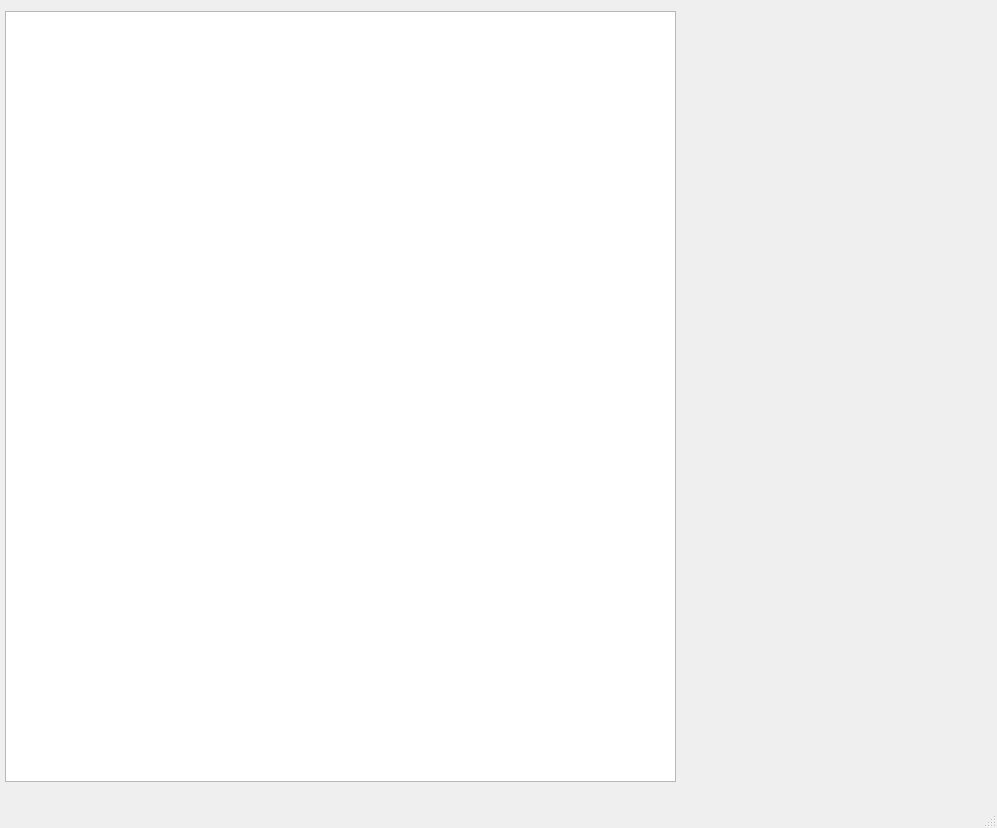
Before: the Qt Designer form lab_03/lab_03_qt/mainwindow.ui in SINdeletE/OOP, drawn with Qt 5.
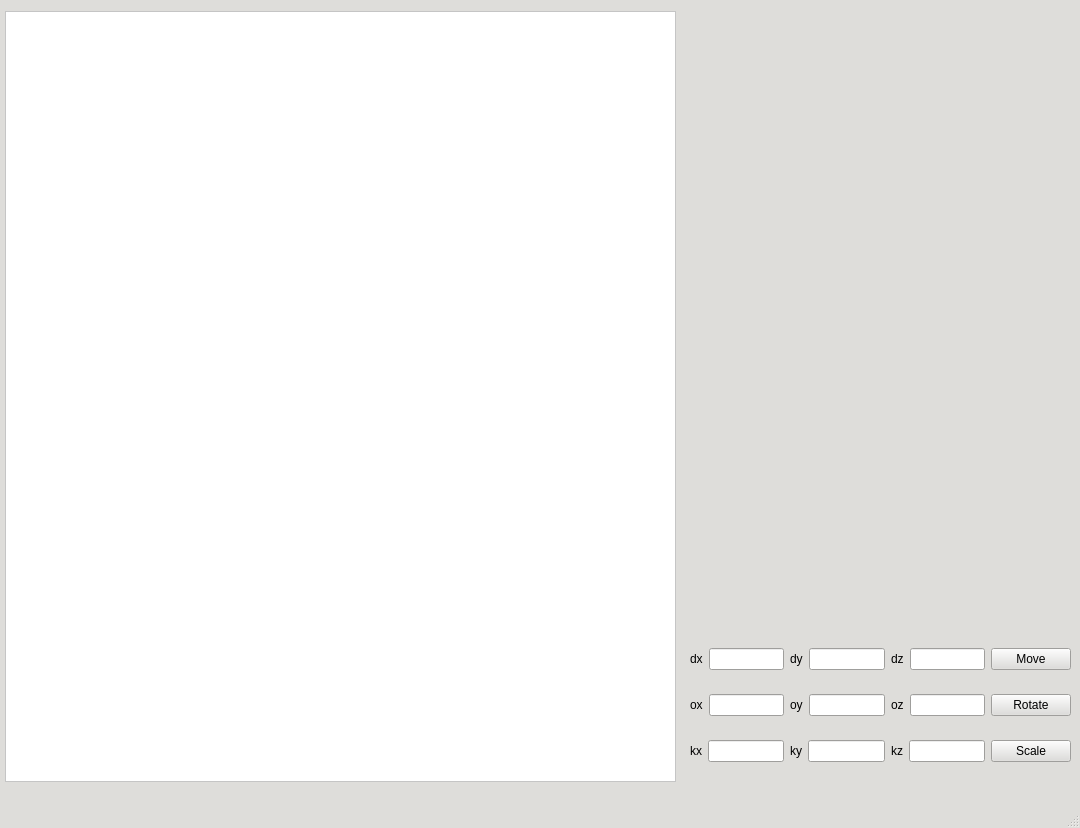
After: the same form once the commit is applied.

The edit to the form file:
```diff
--- a/lab_03/lab_03_qt/mainwindow.ui
+++ b/lab_03/lab_03_qt/mainwindow.ui
@@ -6,10 +6,479 @@
    <rect>
     <x>0</x>
     <y>0</y>
-    <width>997</width>
+    <width>1080</width>
     <height>828</height>
    </rect>
   </property>
+  <property name="palette">
+   <palette>
+    <active>
+     <colorrole role="WindowText">
+      <brush brushstyle="SolidPattern">
+       <color alpha="255">
+        <red>0</red>
+        <green>0</green>
+        <blue>0</blue>
+       </color>
+      </brush>
+     </colorrole>
+     <colorrole role="Button">
+      <brush brushstyle="SolidPattern">
+       <color alpha="255">
+        <red>222</red>
+        <green>221</green>
+        <blue>218</blue>
+       </color>
+      </brush>
+     </colorrole>
+     <colorrole role="Light">
+      <brush brushstyle="SolidPattern">
+       <color alpha="255">
+        <red>255</red>
+        <green>255</green>
+        <blue>255</blue>
+       </color>
+      </brush>
+     </colorrole>
+     <colorrole role="Midlight">
+      <brush brushstyle="SolidPattern">
+       <color alpha="255">
+        <red>238</red>
+        <green>238</green>
+        <blue>236</blue>
+       </color>
+      </brush>
+     </colorrole>
+     <colorrole role="Dark">
+      <brush brushstyle="SolidPattern">
+       <color alpha="255">
+        <red>111</red>
+        <green>110</green>
+        <blue>109</blue>
+       </color>
+      </brush>
+     </colorrole>
+     <colorrole role="Mid">
+      <brush brushstyle="SolidPattern">
+       <color alpha="255">
+        <red>148</red>
+        <green>147</green>
+        <blue>145</blue>
+       </color>
+      </brush>
+     </colorrole>
+     <colorrole role="Text">
+      <brush brushstyle="SolidPattern">
+       <color alpha="255">
+        <red>0</red>
+        <green>0</green>
+        <blue>0</blue>
+       </color>
+      </brush>
+     </colorrole>
+     <colorrole role="BrightText">
+      <brush brushstyle="SolidPattern">
+       <color alpha="255">
+        <red>255</red>
+        <green>255</green>
+        <blue>255</blue>
+       </color>
+      </brush>
+     </colorrole>
+     <colorrole role="ButtonText">
+      <brush brushstyle="SolidPattern">
+       <color alpha="255">
+        <red>0</red>
+        <green>0</green>
+        <blue>0</blue>
+       </color>
+      </brush>
+     </colorrole>
+     <colorrole role="Base">
+      <brush brushstyle="SolidPattern">
+       <color alpha="255">
+        <red>255</red>
+        <green>255</green>
+        <blue>255</blue>
+       </color>
+      </brush>
+     </colorrole>
+     <colorrole role="Window">
+      <brush brushstyle="SolidPattern">
+       <color alpha="255">
+        <red>222</red>
+        <green>221</green>
+        <blue>218</blue>
+       </color>
+      </brush>
+     </colorrole>
+     <colorrole role="Shadow">
+      <brush brushstyle="SolidPattern">
+       <color alpha="255">
+        <red>0</red>
+        <green>0</green>
+        <blue>0</blue>
+       </color>
+      </brush>
+     </colorrole>
+     <colorrole role="AlternateBase">
+      <brush brushstyle="SolidPattern">
+       <color alpha="255">
+        <red>238</red>
+        <green>238</green>
+        <blue>236</blue>
+       </color>
+      </brush>
+     </colorrole>
+     <colorrole role="ToolTipBase">
+      <brush brushstyle="SolidPattern">
+       <color alpha="255">
+        <red>255</red>
+        <green>255</green>
+        <blue>220</blue>
+       </color>
+      </brush>
+     </colorrole>
+     <colorrole role="ToolTipText">
+      <brush brushstyle="SolidPattern">
+       <color alpha="255">
+        <red>0</red>
+        <green>0</green>
+        <blue>0</blue>
+       </color>
+      </brush>
+     </colorrole>
+     <colorrole role="PlaceholderText">
+      <brush brushstyle="SolidPattern">
+       <color alpha="127">
+        <red>0</red>
+        <green>0</green>
+        <blue>0</blue>
+       </color>
+      </brush>
+     </colorrole>
+     <colorrole role="Accent">
+      <brush brushstyle="SolidPattern">
+       <color alpha="255">
+        <red>255</red>
+        <green>255</green>
+        <blue>255</blue>
+       </color>
+      </brush>
+     </colorrole>
+    </active>
+    <inactive>
+     <colorrole role="WindowText">
+      <brush brushstyle="SolidPattern">
+       <color alpha="255">
+        <red>0</red>
+        <green>0</green>
+        <blue>0</blue>
+       </color>
+      </brush>
+     </colorrole>
+     <colorrole role="Button">
+      <brush brushstyle="SolidPattern">
+       <color alpha="255">
+        <red>222</red>
+        <green>221</green>
+        <blue>218</blue>
+       </color>
+      </brush>
+     </colorrole>
+     <colorrole role="Light">
+      <brush brushstyle="SolidPattern">
+       <color alpha="255">
+        <red>255</red>
+        <green>255</green>
+        <blue>255</blue>
+       </color>
+      </brush>
+     </colorrole>
+     <colorrole role="Midlight">
+      <brush brushstyle="SolidPattern">
+       <color alpha="255">
+        <red>238</red>
+        <green>238</green>
+        <blue>236</blue>
+       </color>
+      </brush>
+     </colorrole>
+     <colorrole role="Dark">
+      <brush brushstyle="SolidPattern">
+       <color alpha="255">
+        <red>111</red>
+        <green>110</green>
+        <blue>109</blue>
+       </color>
+      </brush>
+     </colorrole>
+     <colorrole role="Mid">
+      <brush brushstyle="SolidPattern">
+       <color alpha="255">
+        <red>148</red>
+        <green>147</green>
+        <blue>145</blue>
+       </color>
+      </brush>
+     </colorrole>
+     <colorrole role="Text">
+      <brush brushstyle="SolidPattern">
+       <color alpha="255">
+        <red>0</red>
+        <green>0</green>
+        <blue>0</blue>
+       </color>
+      </brush>
+     </colorrole>
+     <colorrole role="BrightText">
+      <brush brushstyle="SolidPattern">
+       <color alpha="255">
+        <red>255</red>
+        <green>255</green>
+        <blue>255</blue>
+       </color>
+      </brush>
+     </colorrole>
+     <colorrole role="ButtonText">
+      <brush brushstyle="SolidPattern">
+       <color alpha="255">
+        <red>0</red>
+        <green>0</green>
+        <blue>0</blue>
+       </color>
+      </brush>
+     </colorrole>
+     <colorrole role="Base">
+      <brush brushstyle="SolidPattern">
+       <color alpha="255">
+        <red>255</red>
+        <green>255</green>
+        <blue>255</blue>
+       </color>
+      </brush>
+     </colorrole>
+     <colorrole role="Window">
+      <brush brushstyle="SolidPattern">
+       <color alpha="255">
+        <red>222</red>
+        <green>221</green>
+        <blue>218</blue>
+       </color>
+      </brush>
+     </colorrole>
+     <colorrole role="Shadow">
+      <brush brushstyle="SolidPattern">
+       <color alpha="255">
+        <red>0</red>
+        <green>0</green>
+        <blue>0</blue>
+       </color>
+      </brush>
+     </colorrole>
+     <colorrole role="AlternateBase">
+      <brush brushstyle="SolidPattern">
+       <color alpha="255">
+        <red>238</red>
+        <green>238</green>
+        <blue>236</blue>
+       </color>
+      </brush>
+     </colorrole>
+     <colorrole role="ToolTipBase">
+      <brush brushstyle="SolidPattern">
+       <color alpha="255">
+        <red>255</red>
+        <green>255</green>
+        <blue>220</blue>
+       </color>
+      </brush>
+     </colorrole>
+     <colorrole role="ToolTipText">
+      <brush brushstyle="SolidPattern">
+       <color alpha="255">
+        <red>0</red>
+        <green>0</green>
+        <blue>0</blue>
+       </color>
+      </brush>
+     </colorrole>
+     <colorrole role="PlaceholderText">
+      <brush brushstyle="SolidPattern">
+       <color alpha="127">
+        <red>0</red>
+        <green>0</green>
+        <blue>0</blue>
+       </color>
+      </brush>
+     </colorrole>
+     <colorrole role="Accent">
+      <brush brushstyle="SolidPattern">
+       <color alpha="255">
+        <red>255</red>
+        <green>255</green>
+        <blue>255</blue>
+       </color>
+      </brush>
+     </colorrole>
+    </inactive>
+    <disabled>
+     <colorrole role="WindowText">
+      <brush brushstyle="SolidPattern">
+       <color alpha="255">
+        <red>111</red>
+        <green>110</green>
+        <blue>109</blue>
+       </color>
+      </brush>
+     </colorrole>
+     <colorrole role="Button">
+      <brush brushstyle="SolidPattern">
+       <color alpha="255">
+        <red>222</red>
+        <green>221</green>
+        <blue>218</blue>
+       </color>
+      </brush>
+     </colorrole>
+     <colorrole role="Light">
+      <brush brushstyle="SolidPattern">
+       <color alpha="255">
+        <red>255</red>
+        <green>255</green>
+        <blue>255</blue>
+       </color>
+      </brush>
+     </colorrole>
+     <colorrole role="Midlight">
+      <brush brushstyle="SolidPattern">
+       <color alpha="255">
+        <red>238</red>
+        <green>238</green>
+        <blue>236</blue>
+       </color>
+      </brush>
+     </colorrole>
+     <colorrole role="Dark">
+      <brush brushstyle="SolidPattern">
+       <color alpha="255">
+        <red>111</red>
+        <green>110</green>
+        <blue>109</blue>
+       </color>
+      </brush>
+     </colorrole>
+     <colorrole role="Mid">
+      <brush brushstyle="SolidPattern">
+       <color alpha="255">
+        <red>148</red>
+        <green>147</green>
+        <blue>145</blue>
+       </color>
+      </brush>
+     </colorrole>
+     <colorrole role="Text">
+      <brush brushstyle="SolidPattern">
+       <color alpha="255">
+        <red>111</red>
+        <green>110</green>
+        <blue>109</blue>
+       </color>
+      </brush>
+     </colorrole>
+     <colorrole role="BrightText">
+      <brush brushstyle="SolidPattern">
+       <color alpha="255">
+        <red>255</red>
+        <green>255</green>
+        <blue>255</blue>
+       </color>
+      </brush>
+     </colorrole>
+     <colorrole role="ButtonText">
+      <brush brushstyle="SolidPattern">
+       <color alpha="255">
+        <red>111</red>
+        <green>110</green>
+        <blue>109</blue>
+       </color>
+      </brush>
+     </colorrole>
+     <colorrole role="Base">
+      <brush brushstyle="SolidPattern">
+       <color alpha="255">
+        <red>222</red>
+        <green>221</green>
+        <blue>218</blue>
+       </color>
+      </brush>
+     </colorrole>
+     <colorrole role="Window">
+      <brush brushstyle="SolidPattern">
+       <color alpha="255">
+        <red>222</red>
+        <green>221</green>
+        <blue>218</blue>
+       </color>
+      </brush>
+     </colorrole>
+     <colorrole role="Shadow">
+      <brush brushstyle="SolidPattern">
+       <color alpha="255">
+        <red>0</red>
+        <green>0</green>
+        <blue>0</blue>
+       </color>
+      </brush>
+     </colorrole>
+     <colorrole role="AlternateBase">
+      <brush brushstyle="SolidPattern">
+       <color alpha="255">
+        <red>222</red>
+        <green>221</green>
+        <blue>218</blue>
+       </color>
+      </brush>
+     </colorrole>
+     <colorrole role="ToolTipBase">
+      <brush brushstyle="SolidPattern">
+       <color alpha="255">
+        <red>255</red>
+        <green>255</green>
+        <blue>220</blue>
+       </color>
+      </brush>
+     </colorrole>
+     <colorrole role="ToolTipText">
+      <brush brushstyle="SolidPattern">
+       <color alpha="255">
+        <red>0</red>
+        <green>0</green>
+        <blue>0</blue>
+       </color>
+      </brush>
+     </colorrole>
+     <colorrole role="PlaceholderText">
+      <brush brushstyle="SolidPattern">
+       <color alpha="127">
+        <red>111</red>
+        <green>110</green>
+        <blue>109</blue>
+       </color>
+      </brush>
+     </colorrole>
+     <colorrole role="Accent">
+      <brush brushstyle="SolidPattern">
+       <color alpha="255">
+        <red>255</red>
+        <green>255</green>
+        <blue>255</blue>
+       </color>
+      </brush>
+     </colorrole>
+    </disabled>
+   </palette>
+  </property>
   <property name="windowTitle">
    <string>mainwindow</string>
   </property>
@@ -23,6 +492,622 @@
       <height>771</height>
      </rect>
     </property>
+    <property name="palette">
+     <palette>
+      <active>
+       <colorrole role="WindowText">
+        <brush brushstyle="SolidPattern">
+         <color alpha="255">
+          <red>0</red>
+          <green>0</green>
+          <blue>0</blue>
+         </color>
+        </brush>
+       </colorrole>
+       <colorrole role="Button">
+        <brush brushstyle="SolidPattern">
+         <color alpha="255">
+          <red>255</red>
+          <green>255</green>
+          <blue>255</blue>
+         </color>
+        </brush>
+       </colorrole>
+       <colorrole role="Light">
+        <brush brushstyle="SolidPattern">
+         <color alpha="255">
+          <red>255</red>
+          <green>255</green>
+          <blue>255</blue>
+         </color>
+        </brush>
+       </colorrole>
+       <colorrole role="Midlight">
+        <brush brushstyle="SolidPattern">
+         <color alpha="255">
+          <red>255</red>
+          <green>255</green>
+          <blue>255</blue>
+         </color>
+        </brush>
+       </colorrole>
+       <colorrole role="Dark">
+        <brush brushstyle="SolidPattern">
+         <color alpha="255">
+          <red>127</red>
+          <green>127</green>
+          <blue>127</blue>
+         </color>
+        </brush>
+       </colorrole>
+       <colorrole role="Mid">
+        <brush brushstyle="SolidPattern">
+         <color alpha="255">
+          <red>170</red>
+          <green>170</green>
+          <blue>170</blue>
+         </color>
+        </brush>
+       </colorrole>
+       <colorrole role="Text">
+        <brush brushstyle="SolidPattern">
+         <color alpha="255">
+          <red>0</red>
+          <green>0</green>
+          <blue>0</blue>
+         </color>
+        </brush>
+       </colorrole>
+       <colorrole role="BrightText">
+        <brush brushstyle="SolidPattern">
+         <color alpha="255">
+          <red>255</red>
+          <green>255</green>
+          <blue>255</blue>
+         </color>
+        </brush>
+       </colorrole>
+       <colorrole role="ButtonText">
+        <brush brushstyle="SolidPattern">
+         <color alpha="255">
+          <red>0</red>
+          <green>0</green>
+          <blue>0</blue>
+         </color>
+        </brush>
+       </colorrole>
+       <colorrole role="Base">
+        <brush brushstyle="SolidPattern">
+         <color alpha="255">
+          <red>255</red>
+          <green>255</green>
+          <blue>255</blue>
+         </color>
+        </brush>
+       </colorrole>
+       <colorrole role="Window">
+        <brush brushstyle="SolidPattern">
+         <color alpha="255">
+          <red>255</red>
+          <green>255</green>
+          <blue>255</blue>
+         </color>
+        </brush>
+       </colorrole>
+       <colorrole role="Shadow">
+        <brush brushstyle="SolidPattern">
+         <color alpha="255">
+          <red>0</red>
+          <green>0</green>
+          <blue>0</blue>
+         </color>
+        </brush>
+       </colorrole>
+       <colorrole role="AlternateBase">
+        <brush brushstyle="SolidPattern">
+         <color alpha="255">
+          <red>255</red>
+          <green>255</green>
+          <blue>255</blue>
+         </color>
+        </brush>
+       </colorrole>
+       <colorrole role="ToolTipBase">
+        <brush brushstyle="SolidPattern">
+         <color alpha="255">
+          <red>255</red>
+          <green>255</green>
+          <blue>220</blue>
+         </color>
+        </brush>
+       </colorrole>
+       <colorrole role="ToolTipText">
+        <brush brushstyle="SolidPattern">
+         <color alpha="255">
+          <red>0</red>
+          <green>0</green>
+          <blue>0</blue>
+         </color>
+        </brush>
+       </colorrole>
+       <colorrole role="PlaceholderText">
+        <brush brushstyle="SolidPattern">
+         <color alpha="127">
+          <red>0</red>
+          <green>0</green>
+          <blue>0</blue>
+         </color>
+        </brush>
+       </colorrole>
+       <colorrole role="Accent">
+        <brush brushstyle="SolidPattern">
+         <color alpha="255">
+          <red>255</red>
+          <green>255</green>
+          <blue>255</blue>
+         </color>
+        </brush>
+       </colorrole>
+      </active>
+      <inactive>
+       <colorrole role="WindowText">
+        <brush brushstyle="SolidPattern">
+         <color alpha="255">
+          <red>0</red>
+          <green>0</green>
+          <blue>0</blue>
+         </color>
+        </brush>
+       </colorrole>
+       <colorrole role="Button">
+        <brush brushstyle="SolidPattern">
+         <color alpha="255">
+          <red>255</red>
+          <green>255</green>
+          <blue>255</blue>
+         </color>
+        </brush>
+       </colorrole>
+       <colorrole role="Light">
+        <brush brushstyle="SolidPattern">
+         <color alpha="255">
+          <red>255</red>
+          <green>255</green>
+          <blue>255</blue>
+         </color>
+        </brush>
+       </colorrole>
+       <colorrole role="Midlight">
+        <brush brushstyle="SolidPattern">
+         <color alpha="255">
+          <red>255</red>
+          <green>255</green>
+          <blue>255</blue>
+         </color>
+        </brush>
+       </colorrole>
+       <colorrole role="Dark">
+        <brush brushstyle="SolidPattern">
+         <color alpha="255">
+          <red>127</red>
+          <green>127</green>
+          <blue>127</blue>
+         </color>
+        </brush>
+       </colorrole>
+       <colorrole role="Mid">
+        <brush brushstyle="SolidPattern">
+         <color alpha="255">
+          <red>170</red>
+          <green>170</green>
+          <blue>170</blue>
+         </color>
+        </brush>
+       </colorrole>
+       <colorrole role="Text">
+        <brush brushstyle="SolidPattern">
+         <color alpha="255">
+          <red>0</red>
+          <green>0</green>
+          <blue>0</blue>
+         </color>
+        </brush>
+       </colorrole>
+       <colorrole role="BrightText">
+        <brush brushstyle="SolidPattern">
+         <color alpha="255">
+          <red>255</red>
+          <green>255</green>
+          <blue>255</blue>
+         </color>
+        </brush>
+       </colorrole>
+       <colorrole role="ButtonText">
+        <brush brushstyle="SolidPattern">
+         <color alpha="255">
+          <red>0</red>
+          <green>0</green>
+          <blue>0</blue>
+         </color>
+        </brush>
+       </colorrole>
+       <colorrole role="Base">
+        <brush brushstyle="SolidPattern">
+         <color alpha="255">
+          <red>255</red>
+          <green>255</green>
+          <blue>255</blue>
+         </color>
+        </brush>
+       </colorrole>
+       <colorrole role="Window">
+        <brush brushstyle="SolidPattern">
+         <color alpha="255">
+          <red>255</red>
+          <green>255</green>
+          <blue>255</blue>
+         </color>
+        </brush>
+       </colorrole>
+       <colorrole role="Shadow">
+        <brush brushstyle="SolidPattern">
+         <color alpha="255">
+          <red>0</red>
+          <green>0</green>
+          <blue>0</blue>
+         </color>
+        </brush>
+       </colorrole>
+       <colorrole role="AlternateBase">
+        <brush brushstyle="SolidPattern">
+         <color alpha="255">
+          <red>255</red>
+          <green>255</green>
+          <blue>255</blue>
+         </color>
+        </brush>
+       </colorrole>
+       <colorrole role="ToolTipBase">
+        <brush brushstyle="SolidPattern">
+         <color alpha="255">
+          <red>255</red>
+          <green>255</green>
+          <blue>220</blue>
+         </color>
+        </brush>
+       </colorrole>
+       <colorrole role="ToolTipText">
+        <brush brushstyle="SolidPattern">
+         <color alpha="255">
+          <red>0</red>
+          <green>0</green>
+          <blue>0</blue>
+         </color>
+        </brush>
+       </colorrole>
+       <colorrole role="PlaceholderText">
+        <brush brushstyle="SolidPattern">
+         <color alpha="127">
+          <red>0</red>
+          <green>0</green>
+          <blue>0</blue>
+         </color>
+        </brush>
+       </colorrole>
+       <colorrole role="Accent">
+        <brush brushstyle="SolidPattern">
+         <color alpha="255">
+          <red>255</red>
+          <green>255</green>
+          <blue>255</blue>
+         </color>
+        </brush>
+       </colorrole>
+      </inactive>
+      <disabled>
+       <colorrole role="WindowText">
+        <brush brushstyle="SolidPattern">
+         <color alpha="255">
+          <red>127</red>
+          <green>127</green>
+          <blue>127</blue>
+         </color>
+        </brush>
+       </colorrole>
+       <colorrole role="Button">
+        <brush brushstyle="SolidPattern">
+         <color alpha="255">
+          <red>255</red>
+          <green>255</green>
+          <blue>255</blue>
+         </color>
+        </brush>
+       </colorrole>
+       <colorrole role="Light">
+        <brush brushstyle="SolidPattern">
+         <color alpha="255">
+          <red>255</red>
+          <green>255</green>
+          <blue>255</blue>
+         </color>
+        </brush>
+       </colorrole>
+       <colorrole role="Midlight">
+        <brush brushstyle="SolidPattern">
+         <color alpha="255">
+          <red>255</red>
+          <green>255</green>
+          <blue>255</blue>
+         </color>
+        </brush>
+       </colorrole>
+       <colorrole role="Dark">
+        <brush brushstyle="SolidPattern">
+         <color alpha="255">
+          <red>127</red>
+          <green>127</green>
+          <blue>127</blue>
+         </color>
+        </brush>
+       </colorrole>
+       <colorrole role="Mid">
+        <brush brushstyle="SolidPattern">
+         <color alpha="255">
+          <red>170</red>
+          <green>170</green>
+          <blue>170</blue>
+         </color>
+        </brush>
+       </colorrole>
+       <colorrole role="Text">
+        <brush brushstyle="SolidPattern">
+         <color alpha="255">
+          <red>127</red>
+          <green>127</green>
+          <blue>127</blue>
+         </color>
+        </brush>
+       </colorrole>
+       <colorrole role="BrightText">
+        <brush brushstyle="SolidPattern">
+         <color alpha="255">
+          <red>255</red>
+          <green>255</green>
+          <blue>255</blue>
+         </color>
+        </brush>
+       </colorrole>
+       <colorrole role="ButtonText">
+        <brush brushstyle="SolidPattern">
+         <color alpha="255">
+          <red>127</red>
+          <green>127</green>
+          <blue>127</blue>
+         </color>
+        </brush>
+       </colorrole>
+       <colorrole role="Base">
+        <brush brushstyle="SolidPattern">
+         <color alpha="255">
+          <red>255</red>
+          <green>255</green>
+          <blue>255</blue>
+         </color>
+        </brush>
+       </colorrole>
+       <colorrole role="Window">
+        <brush brushstyle="SolidPattern">
+         <color alpha="255">
+          <red>255</red>
+          <green>255</green>
+          <blue>255</blue>
+         </color>
+        </brush>
+       </colorrole>
+       <colorrole role="Shadow">
+        <brush brushstyle="SolidPattern">
+         <color alpha="255">
+          <red>0</red>
+          <green>0</green>
+          <blue>0</blue>
+         </color>
+        </brush>
+       </colorrole>
+       <colorrole role="AlternateBase">
+        <brush brushstyle="SolidPattern">
+         <color alpha="255">
+          <red>255</red>
+          <green>255</green>
+          <blue>255</blue>
+         </color>
+        </brush>
+       </colorrole>
+       <colorrole role="ToolTipBase">
+        <brush brushstyle="SolidPattern">
+         <color alpha="255">
+          <red>255</red>
+          <green>255</green>
+          <blue>220</blue>
+         </color>
+        </brush>
+       </colorrole>
+       <colorrole role="ToolTipText">
+        <brush brushstyle="SolidPattern">
+         <color alpha="255">
+          <red>0</red>
+          <green>0</green>
+          <blue>0</blue>
+         </color>
+        </brush>
+       </colorrole>
+       <colorrole role="PlaceholderText">
+        <brush brushstyle="SolidPattern">
+         <color alpha="127">
+          <red>127</red>
+          <green>127</green>
+          <blue>127</blue>
+         </color>
+        </brush>
+       </colorrole>
+       <colorrole role="Accent">
+        <brush brushstyle="SolidPattern">
+         <color alpha="255">
+          <red>255</red>
+          <green>255</green>
+          <blue>255</blue>
+         </color>
+        </brush>
+       </colorrole>
+      </disabled>
+     </palette>
+    </property>
+   </widget>
+   <widget class="QWidget" name="verticalLayoutWidget">
+    <property name="geometry">
+     <rect>
+      <x>690</x>
+      <y>630</y>
+      <width>381</width>
+      <height>151</height>
+     </rect>
+    </property>
+    <layout class="QVBoxLayout" name="verticalLayout">
+     <item>
+      <layout class="QHBoxLayout" name="horizontalLayout">
+       <item>
+        <widget class="QLabel" name="label">
+         <property name="text">
+          <string>dx</string>
+         </property>
+        </widget>
+       </item>
+       <item>
+        <widget class="QLineEdit" name="LineEditDx">
+         <property name="readOnly">
+          <bool>false</bool>
+         </property>
+        </widget>
+       </item>
+       <item>
+        <widget class="QLabel" name="label_2">
+         <property name="text">
+          <string>dy</string>
+         </property>
+        </widget>
+       </item>
+       <item>
+        <widget class="QLineEdit" name="LineEditDy"/>
+       </item>
+       <item>
+        <widget class="QLabel" name="label_3">
+         <property name="text">
+          <string>dz</string>
+         </property>
+        </widget>
+       </item>
+       <item>
+        <widget class="QLineEdit" name="LineEditDz"/>
+       </item>
+       <item>
+        <widget class="QPushButton" name="MoveButton">
+         <property name="text">
+          <string>Move</string>
+         </property>
+        </widget>
+       </item>
+      </layout>
+     </item>
+     <item>
+      <layout class="QHBoxLayout" name="horizontalLayout_2">
+       <item>
+        <widget class="QLabel" name="label_4">
+         <property name="text">
+          <string>ox</string>
+         </property>
+        </widget>
+       </item>
+       <item>
+        <widget class="QLineEdit" name="LineEditOx">
+         <property name="readOnly">
+          <bool>false</bool>
+         </property>
+        </widget>
+       </item>
+       <item>
+        <widget class="QLabel" name="label_5">
+         <property name="text">
+          <string>oy</string>
+         </property>
+        </widget>
+       </item>
+       <item>
+        <widget class="QLineEdit" name="LineEditOy"/>
+       </item>
+       <item>
+        <widget class="QLabel" name="label_6">
+         <property name="text">
+          <string>oz</string>
+         </property>
+        </widget>
+       </item>
+       <item>
+        <widget class="QLineEdit" name="LineEditOz"/>
+       </item>
+       <item>
+        <widget class="QPushButton" name="RotateButton">
+         <property name="text">
+          <string>Rotate</string>
+         </property>
+        </widget>
+       </item>
+      </layout>
+     </item>
+     <item>
+      <layout class="QHBoxLayout" name="horizontalLayout_3">
+       <item>
+        <widget class="QLabel" name="label_7">
+         <property name="text">
+          <string>kx</string>
+         </property>
+        </widget>
+       </item>
+       <item>
+        <widget class="QLineEdit" name="LineEditKx">
+         <property name="readOnly">
+          <bool>false</bool>
+         </property>
+        </widget>
+       </item>
+       <item>
+        <widget class="QLabel" name="label_8">
+         <property name="text">
+          <string>ky</string>
+         </property>
+        </widget>
+       </item>
+       <item>
+        <widget class="QLineEdit" name="LineEditKy"/>
+       </item>
+       <item>
+        <widget class="QLabel" name="label_9">
+         <property name="text">
+          <string>kz</string>
+         </property>
+        </widget>
+       </item>
+       <item>
+        <widget class="QLineEdit" name="LineEditKz"/>
+       </item>
+       <item>
+        <widget class="QPushButton" name="ScaleButton">
+         <property name="text">
+          <string>Scale</string>
+         </property>
+        </widget>
+       </item>
+      </layout>
+     </item>
+    </layout>
    </widget>
   </widget>
   <widget class="QMenuBar" name="menubar">
```
Left out of the diff: 2 changed lines with no effect on the pictures.
